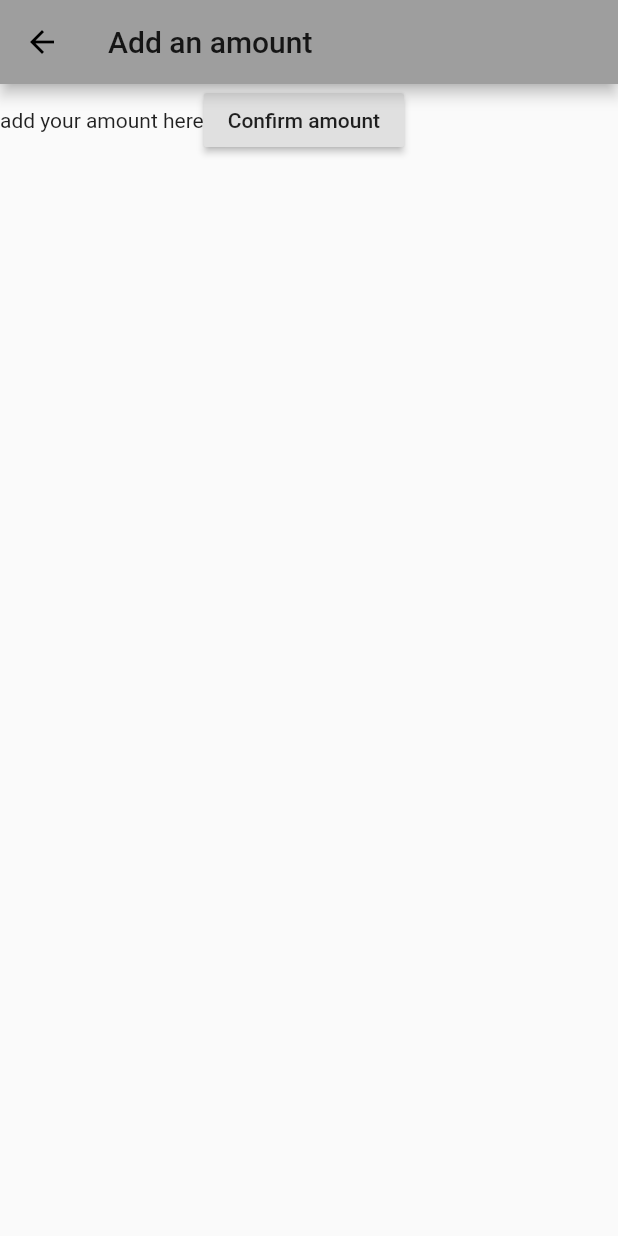
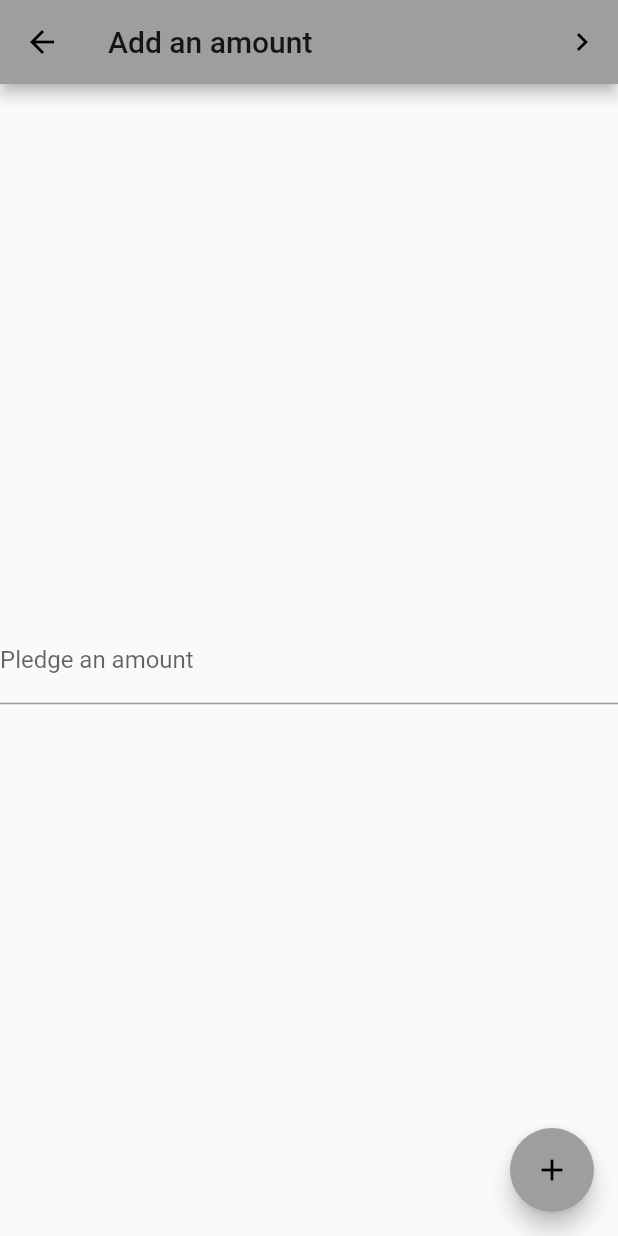
Before and after one commit to charnon1/commit_to_self_flutter, a Flutter app: the TaskAmount screen opened directly, on a phone screen of 412 x 824 dp. Run offline on Flutter 3.47's test engine with Material 2 defaults, Android fonts, the phone set to English and light mode, and no system bars.

Commit message:
alignment and buttons

```diff
--- a/lib/main.dart
+++ b/lib/main.dart
@@ -39,7 +39,7 @@ class _MyHomePageState extends State<MyHomePage> {
       appBar: AppBar(
         title: Text(widget.title),
       ),
-      body: Text("Hello"),
+      body: Center(child: Text("You do not have any task yet.")),
       floatingActionButton: FloatingActionButton(
         onPressed: () {
           Navigator.push(
--- a/lib/taskamount.dart
+++ b/lib/taskamount.dart
@@ -1,4 +1,6 @@
 import 'package:flutter/material.dart';
+import 'package:flutter/services.dart';
+
 
 import './main.dart';
 
@@ -10,21 +12,43 @@ class TaskAmount extends StatelessWidget {
     return Scaffold(
       appBar: AppBar(
         title: Text("Add an amount "),
-      ),
-      body: Row(
-        children: <Widget>[
-          Text("add your amount here"),
-          RaisedButton(
-            onPressed: (){
-              Navigator.push(
-                context,
-                MaterialPageRoute(builder: (context) => MyApp()),
-              );
-            },
-            child: Text("Confirm amount"),
+        actions: <Widget>[
+          IconButton(
+            icon: Icon(Icons.navigate_next),
+            onPressed: () => print("Going next"),
           ),
         ],
       ),
+      body: Center(
+        child: Column(
+          mainAxisAlignment: MainAxisAlignment.center,
+          crossAxisAlignment: CrossAxisAlignment.center,
+          children: <Widget>[
+            TextFormField(
+                keyboardType: TextInputType.number,
+                inputFormatters: <TextInputFormatter>[
+                    WhitelistingTextInputFormatter.digitsOnly
+                ],
+                decoration: InputDecoration(
+                    prefix: Text("\$"),
+                    labelText:"Pledge an amount",
+                )
+            ),
+
+          ],
+        ),
+      ),
+      floatingActionButton: FloatingActionButton(
+        onPressed: () {
+          Navigator.push(
+            context,
+            MaterialPageRoute(builder: (context) => MyApp()),
+          );
+        },
+        tooltip: 'Add task',
+        child: Icon(Icons.add),
+      ),
+
     );
   }
 }
```
Also changed, not shown: lib/taskdescription.dart (+25 -6 lines), lib/taskduedate.dart (+23 -12 lines), lib/tasktitle.dart (+31 -6 lines).
